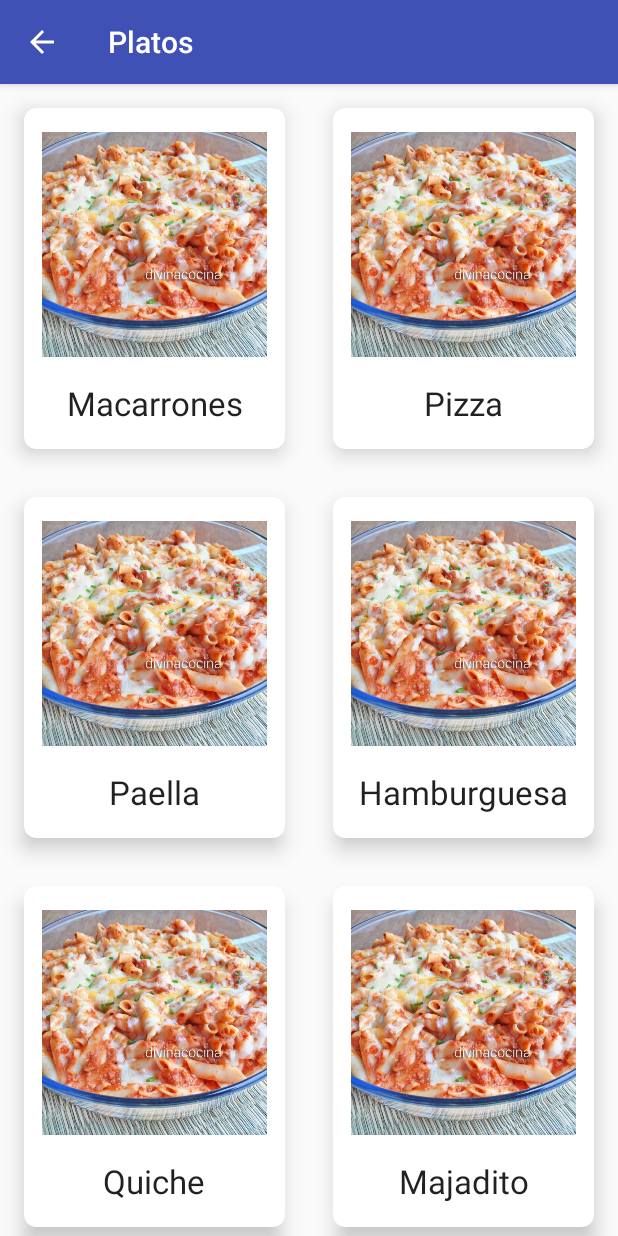
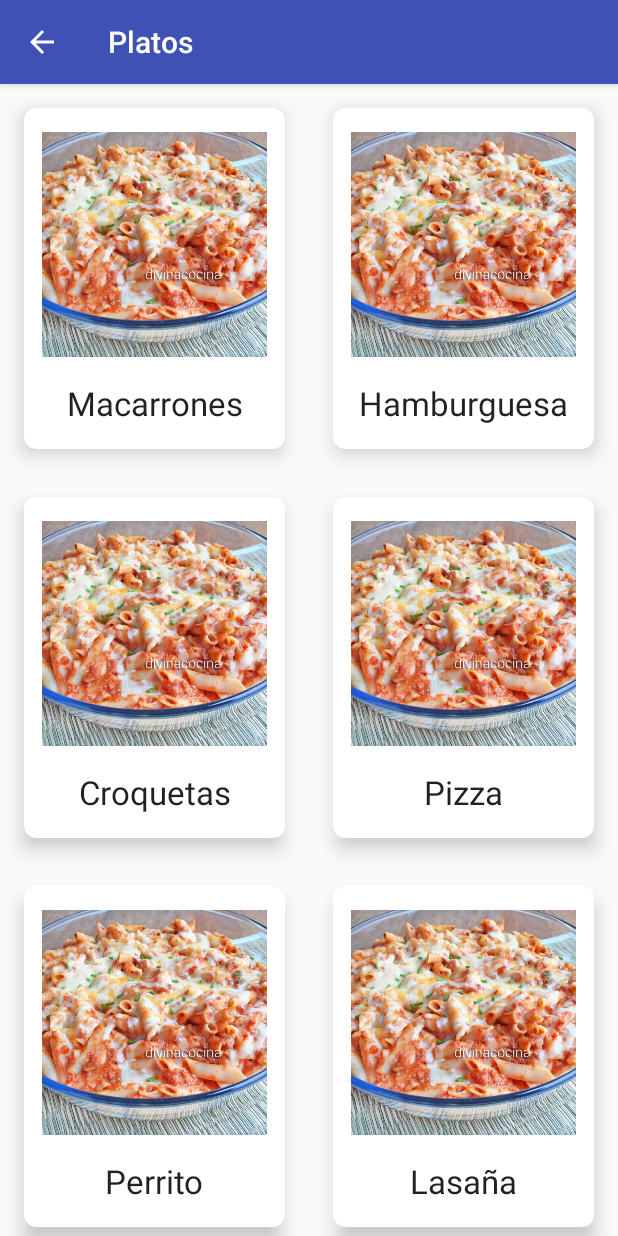
Before and after one commit to rodrigolc5388/MESSas, an Android app: the PlatesActivity screen opened directly, with no data from a screen before it, on a phone screen of 412 x 824 dp. Run offline under Robolectric (Android 15) with nearby library versions, the phone set to English and light mode, and no system bars.

Commit message:
PlatesActivity to PlateDetailActivity navigation implemented

```diff
--- a/app/src/main/java/com/example/rodrigo/messas/activity/PlatesActivity.kt
+++ b/app/src/main/java/com/example/rodrigo/messas/activity/PlatesActivity.kt
@@ -8,9 +8,11 @@ import android.support.v7.widget.DefaultItemAnimator
 import android.support.v7.widget.GridLayoutManager
 import android.support.v7.widget.RecyclerView
 import android.view.MenuItem
+import android.view.View
 import com.example.rodrigo.messas.R
 import com.example.rodrigo.messas.adapter.PlatesRecyclerViewAdapter
 import com.example.rodrigo.messas.model.Plate
+import com.example.rodrigo.messas.model.Plates
 
 class PlatesActivity : AppCompatActivity() {
 
@@ -23,7 +25,7 @@ class PlatesActivity : AppCompatActivity() {
     }
 
     //ESTO DEBERÁ DESCARGAR SUS DATOS
-    var plates: List<Plate>? = listOf(
+    var plates: List<Plate> = listOf(
             Plate("Macarrones"),
             Plate("Pizza"),
             Plate("Paella"),
@@ -46,8 +48,15 @@ class PlatesActivity : AppCompatActivity() {
         platesList = findViewById(R.id.plates_list)
         platesList.layoutManager = GridLayoutManager(this, 2)
         platesList.itemAnimator = DefaultItemAnimator()
-        val adapter = PlatesRecyclerViewAdapter(plates)
+        val adapter = PlatesRecyclerViewAdapter(Plates.toList())
+        adapter.onClickListener = View.OnClickListener { v: View ->
+            val position = platesList.getChildAdapterPosition(v)
+            val plate = Plates.get(position)
+            startActivity(PlateDetailActivity.intent(this, plate, position))
+        }
         platesList.adapter = adapter
+
+
     }
 
     override fun onOptionsItemSelected(item: MenuItem?): Boolean {
--- a/app/src/main/java/com/example/rodrigo/messas/adapter/PlatesRecyclerViewAdapter.kt
+++ b/app/src/main/java/com/example/rodrigo/messas/adapter/PlatesRecyclerViewAdapter.kt
@@ -12,8 +12,11 @@ import com.example.rodrigo.messas.model.Plate
 // PLATES PODRÍA SER NULL, POR LO QUE HABRÍA QUE USAR ? ALLÁ DONDE SE USE
 class PlatesRecyclerViewAdapter(val plates: List<Plate>?): RecyclerView.Adapter<PlatesRecyclerViewAdapter.TableViewHolder>() {
 
+    var onClickListener: View.OnClickListener? = null
+
     override fun onCreateViewHolder(parent: ViewGroup?, viewType: Int): TableViewHolder {
         val view = LayoutInflater.from(parent?.context).inflate(R.layout.content_plate, parent, false)
+        view.setOnClickListener(onClickListener)
         return TableViewHolder(view)
     }
 
--- a/app/src/main/java/com/example/rodrigo/messas/model/Plate.kt
+++ b/app/src/main/java/com/example/rodrigo/messas/model/Plate.kt
@@ -2,10 +2,11 @@ package com.example.rodrigo.messas.model
 
 import java.io.Serializable
 
-data class Plate(var name: String, var requests: String?, var allergens: List<Allergen>?, var price: Int?, var image: Int?): Serializable {
+data class Plate(var name: String, var requests: String?, var allergens: List<Allergen>?, var price:Float?, var image: Int?): Serializable {
 
+    constructor(name: String) : this(name, null, null, null, null)
     constructor(name: String, image: Int) : this(name, null, null, null, image)
-    constructor(name: String) : this(name, null, null, null, null)
+    constructor(name: String, price: Float) : this(name, null, null, price, null)
 
     override fun toString() = name
 }
--- a/app/src/main/java/com/example/rodrigo/messas/model/Plates.kt
+++ b/app/src/main/java/com/example/rodrigo/messas/model/Plates.kt
@@ -5,19 +5,21 @@ import java.io.Serializable
 
 object Plates: Serializable {
     private var plates: List<Plate> = listOf(
-            Plate("Macarrones"),
-            Plate("Hamburguesa"),
-            Plate("Croquetas"),
-            Plate("Pizza"),
-            Plate("Perrito"),
-            Plate("Lasaña"),
-            Plate("Paella"),
-            Plate("Carne"),
-            Plate("Pescado")
+            Plate("Macarrones", 10.5f),
+            Plate("Hamburguesa", 4.50f),
+            Plate("Croquetas", 3.25f),
+            Plate("Pizza", 9f),
+            Plate("Perrito", 1.50f),
+            Plate("Lasaña", 12f),
+            Plate("Paella", 24.50f),
+            Plate("Carne", 13.50f),
+            Plate("Pescado", 8.20f)
     )
 
     val count
         get() = plates.size
 
-    fun toArray() = plates.toTypedArray()
+    operator fun get(i: Int) = plates[i]
+
+    fun toList() = plates.toList()
 }
--- a/app/src/main/res/values/strings.xml
+++ b/app/src/main/res/values/strings.xml
@@ -3,5 +3,5 @@
     <string name="content_plateView_description">Imagen del plato para la vista de mesa</string>
     <string name="content_plateName">Nombre del plato</string>
     <string name="plate_requests_tag">Observaciones:</string>
-    <string name="add_button_text">Agregar: %f€</string>
+    <string name="add_button_text">Agregar: %.2f€</string>
 </resources>
```
Also changed, not shown: app/src/main/java/com/example/rodrigo/messas/activity/PlateDetailActivity.kt (+8 -6 lines).
